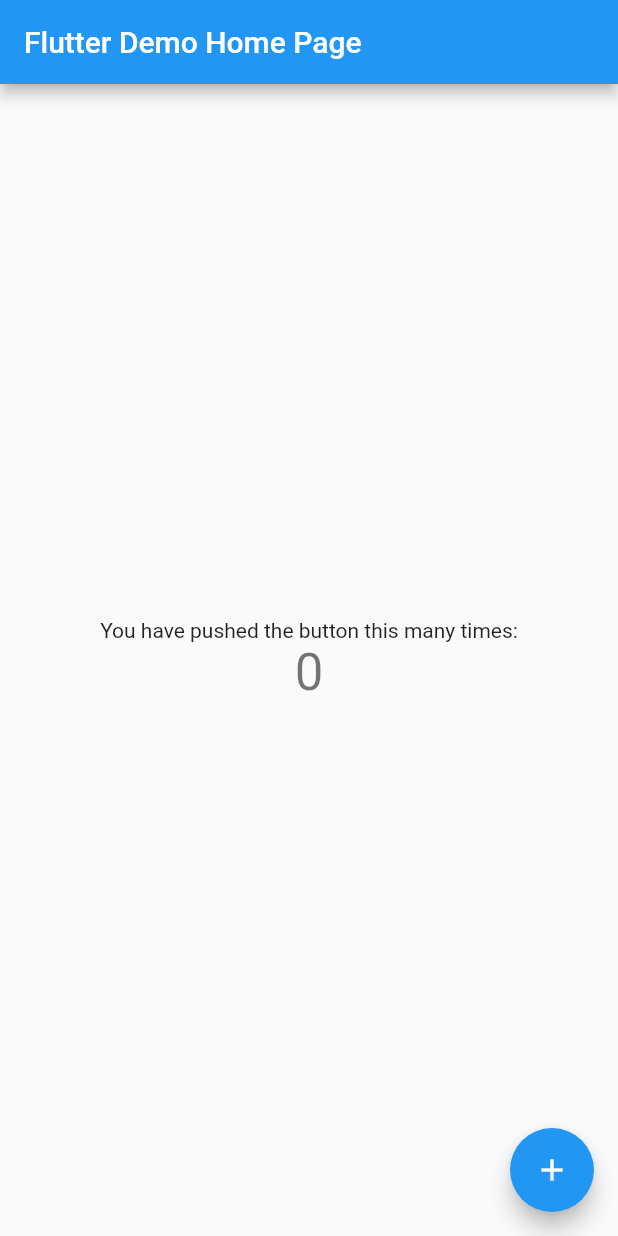
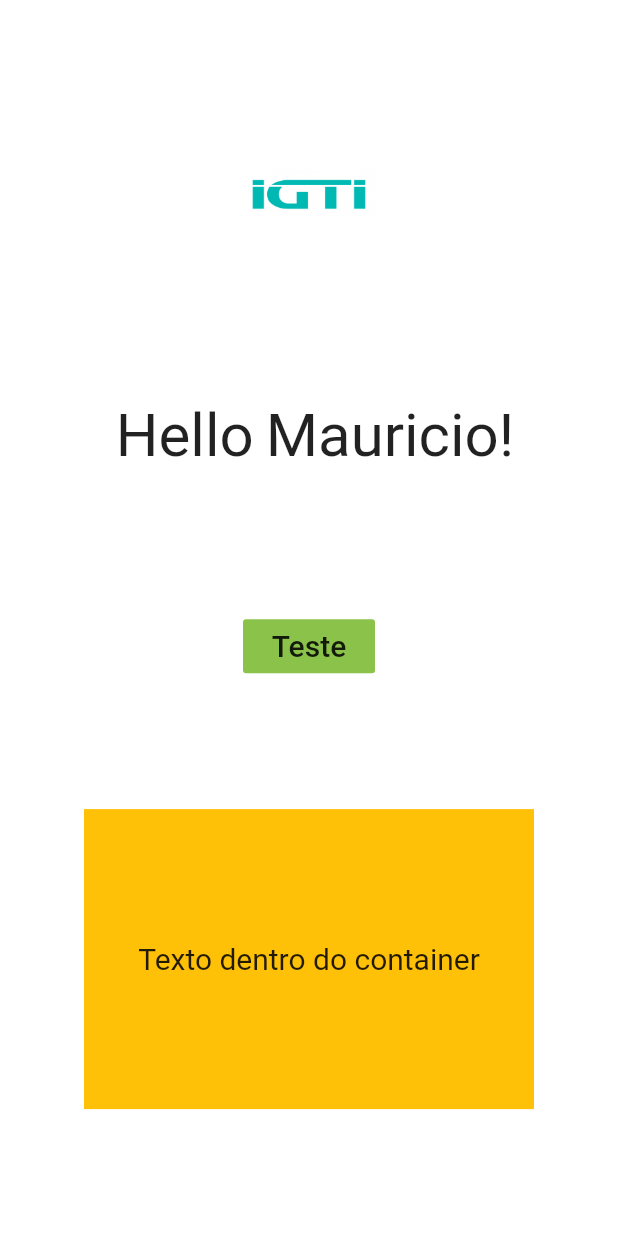
Before and after one commit to MauricioFe/ExercicioaFlutterIGTI, a Flutter app: the screen it shows after launch, on a phone screen of 412 x 824 dp. Run offline on Flutter 3.47's test engine with Material 2 defaults, Android fonts, the phone set to English and light mode, and no system bars.

Commit message:
Conhecendo a estrutura do flutter

```diff
--- a/hello_app/lib/main.dart
+++ b/hello_app/lib/main.dart
@@ -1,117 +1,57 @@
 import 'package:flutter/material.dart';
 
 void main() {
-  runApp(MyApp());
+  runApp(Hello());
 }
 
-class MyApp extends StatelessWidget {
-  // This widget is the root of your application.
+TesteButton() {
+  debugPrint("Clicou");
+}
+
+class Hello extends StatelessWidget {
   @override
   Widget build(BuildContext context) {
     return MaterialApp(
-      title: 'Flutter Demo',
-      theme: ThemeData(
-        // This is the theme of your application.
-        //
-        // Try running your application with "flutter run". You'll see the
-        // application has a blue toolbar. Then, without quitting the app, try
-        // changing the primarySwatch below to Colors.green and then invoke
-        // "hot reload" (press "r" in the console where you ran "flutter run",
-        // or simply save your changes to "hot reload" in a Flutter IDE).
-        // Notice that the counter didn't reset back to zero; the application
-        // is not restarted.
-        primarySwatch: Colors.blue,
-        // This makes the visual density adapt to the platform that you run
-        // the app on. For desktop platforms, the controls will be smaller and
-        // closer together (more dense) than on mobile platforms.
-        visualDensity: VisualDensity.adaptivePlatformDensity,
-      ),
-      home: MyHomePage(title: 'Flutter Demo Home Page'),
-    );
-  }
-}
-
-class MyHomePage extends StatefulWidget {
-  MyHomePage({Key key, this.title}) : super(key: key);
-
-  // This widget is the home page of your application. It is stateful, meaning
-  // that it has a State object (defined below) that contains fields that affect
-  // how it looks.
-
-  // This class is the configuration for the state. It holds the values (in this
-  // case the title) provided by the parent (in this case the App widget) and
-  // used by the build method of the State. Fields in a Widget subclass are
-  // always marked "final".
-
-  final String title;
-
-  @override
-  _MyHomePageState createState() => _MyHomePageState();
-}
-
-class _MyHomePageState extends State<MyHomePage> {
-  int _counter = 0;
-
-  void _incrementCounter() {
-    setState(() {
-      // This call to setState tells the Flutter framework that something has
-      // changed in this State, which causes it to rerun the build method below
-      // so that the display can reflect the updated values. If we changed
-      // _counter without calling setState(), then the build method would not be
-      // called again, and so nothing would appear to happen.
-      _counter++;
-    });
-  }
-
-  @override
-  Widget build(BuildContext context) {
-    // This method is rerun every time setState is called, for instance as done
-    // by the _incrementCounter method above.
-    //
-    // The Flutter framework has been optimized to make rerunning build methods
-    // fast, so that you can just rebuild anything that needs updating rather
-    // than having to individually change instances of widgets.
-    return Scaffold(
-      appBar: AppBar(
-        // Here we take the value from the MyHomePage object that was created by
-        // the App.build method, and use it to set our appbar title.
-        title: Text(widget.title),
-      ),
-      body: Center(
-        // Center is a layout widget. It takes a single child and positions it
-        // in the middle of the parent.
+      home: Material(
+        color: Colors.white,
         child: Column(
-          // Column is also a layout widget. It takes a list of children and
-          // arranges them vertically. By default, it sizes itself to fit its
-          // children horizontally, and tries to be as tall as its parent.
-          //
-          // Invoke "debug painting" (press "p" in the console, choose the
-          // "Toggle Debug Paint" action from the Flutter Inspector in Android
-          // Studio, or the "Toggle Debug Paint" command in Visual Studio Code)
-          // to see the wireframe for each widget.
-          //
-          // Column has various properties to control how it sizes itself and
-          // how it positions its children. Here we use mainAxisAlignment to
-          // center the children vertically; the main axis here is the vertical
-          // axis because Columns are vertical (the cross axis would be
-          // horizontal).
-          mainAxisAlignment: MainAxisAlignment.center,
+          mainAxisAlignment: MainAxisAlignment.spaceEvenly,
           children: <Widget>[
-            Text(
-              'You have pushed the button this many times:',
+            Image.asset(
+              "assets/logo.png",
+              width: 90,
             ),
-            Text(
-              '$_counter',
-              style: Theme.of(context).textTheme.headline4,
+            Row(
+              mainAxisAlignment: MainAxisAlignment.center,
+              children: <Widget>[
+                Padding(
+                  padding: const EdgeInsets.all(8.0),
+                  child: Text("Hello", style: TextStyle(fontSize: 40.0)),
+                ),
+                Text("Mauricio!", style: TextStyle(fontSize: 40.0)),
+              ],
+            ),
+            FlatButton(
+              onPressed: TesteButton,
+              child: Text(
+                "Teste",
+                style: TextStyle(fontSize: 20),
+              ),
+              color: Colors.lightGreen,
+            ),
+            Container(
+              color: Colors.amber,
+              width: 300,
+              height: 200,
+              alignment: Alignment.center,
+              child: Text(
+                "Texto dentro do container",
+                style: TextStyle(fontSize: 20),
+              ),
             ),
           ],
         ),
       ),
-      floatingActionButton: FloatingActionButton(
-        onPressed: _incrementCounter,
-        tooltip: 'Increment',
-        child: Icon(Icons.add),
-      ), // This trailing comma makes auto-formatting nicer for build methods.
     );
   }
 }
--- a/hello_app/pubspec.yaml
+++ b/hello_app/pubspec.yaml
@@ -45,9 +45,9 @@ flutter:
   uses-material-design: true
 
   # To add assets to your application, add an assets section, like this:
-  # assets:
-  #   - images/a_dot_burr.jpeg
-  #   - images/a_dot_ham.jpeg
+  assets:
+     - assets/logo.png
+   # - images/a_dot_ham.jpeg
 
   # An image asset can refer to one or more resolution-specific "variants", see
   # https://flutter.dev/assets-and-images/#resolution-aware.
```
Also changed, not shown: hello_app/assets/logo.png (added), 2 other files.
